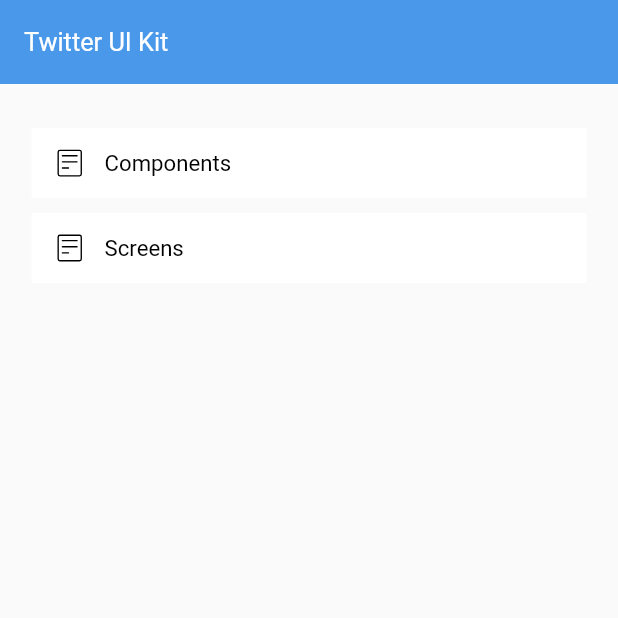
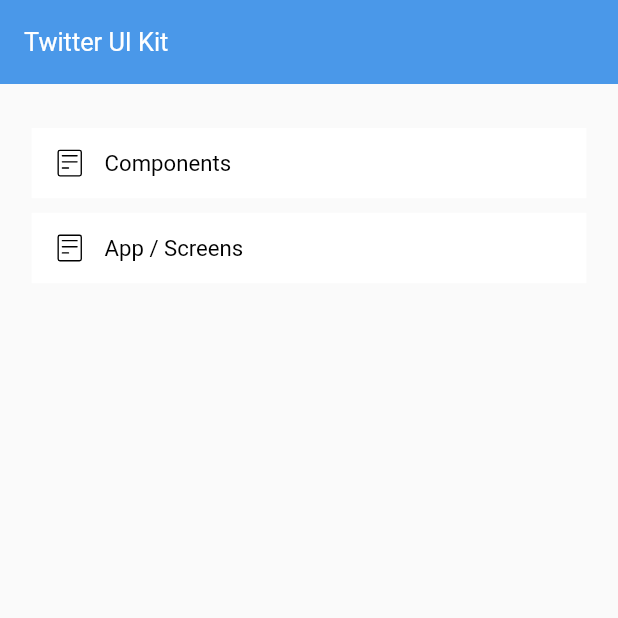
Before and after one commit to bukunmialuko/twitter_ui_kit, a Flutter app: the screen it shows after launch, on a phone screen of 412 x 824 dp, the top half of it. Run offline on Flutter 3.47's test engine with Material 2 defaults, Android fonts, the light colour scheme and no system bars; our stand-ins replace flutter_screenutil, flutter_svg, get_it.

Commit message:
Improved project structure

```diff
--- a/lib/src/root/root.dart
+++ b/lib/src/root/root.dart
@@ -47,7 +47,7 @@
                       routeName: MobileRoutes.imageryRoot,
                     );
               },
-              title: 'Screens',
+              title: 'App / Screens',
               iconUri: 'assets/svg/list.svg',
             ),
           ],
```
